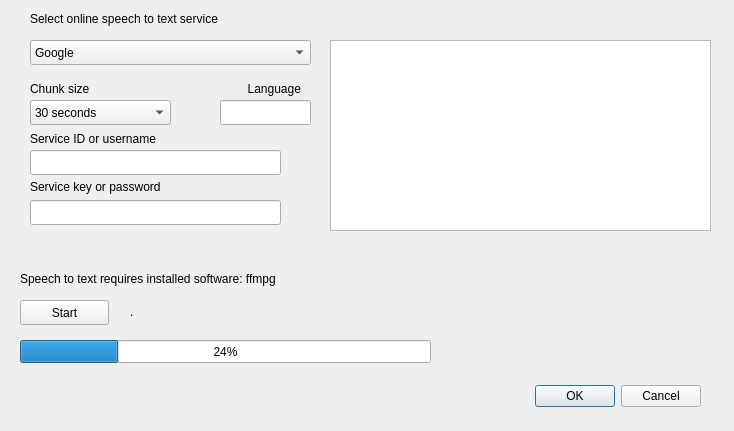
Old version of the form GUI_UIs/ui_speech_to_text.ui in the repository ccbogel/QualCoder.
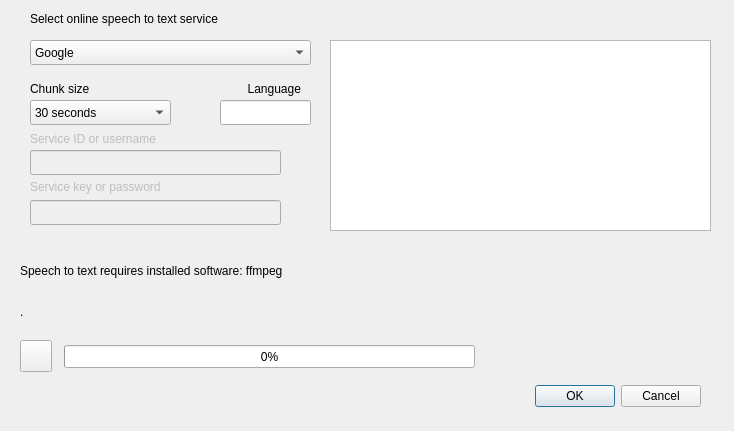
New version of the form.

The edit to the form file:
```diff
--- a/GUI_UIs/ui_speech_to_text.ui
+++ b/GUI_UIs/ui_speech_to_text.ui
@@ -10,6 +10,18 @@
     <height>431</height>
    </rect>
   </property>
+  <property name="minimumSize">
+   <size>
+    <width>734</width>
+    <height>431</height>
+   </size>
+  </property>
+  <property name="maximumSize">
+   <size>
+    <width>734</width>
+    <height>431</height>
+   </size>
+  </property>
   <property name="windowTitle">
    <string>Speech to text</string>
   </property>
@@ -86,13 +98,13 @@
    <property name="geometry">
     <rect>
      <x>20</x>
-     <y>270</y>
+     <y>260</y>
      <width>571</width>
-     <height>17</height>
+     <height>22</height>
     </rect>
    </property>
    <property name="text">
-    <string>Speech to text requires installed software: ffmpg</string>
+    <string>Speech to text requires installed software: ffmpeg</string>
    </property>
   </widget>
   <widget class="QTextEdit" name="textEdit_notes">
@@ -157,6 +169,9 @@
    </property>
   </widget>
   <widget class="QLabel" name="label_id">
+   <property name="enabled">
+    <bool>false</bool>
+   </property>
    <property name="geometry">
     <rect>
      <x>30</x>
@@ -170,6 +185,9 @@
    </property>
   </widget>
   <widget class="QLineEdit" name="lineEdit_id">
+   <property name="enabled">
+    <bool>false</bool>
+   </property>
    <property name="geometry">
     <rect>
      <x>30</x>
@@ -180,6 +198,9 @@
    </property>
   </widget>
   <widget class="QLabel" name="label_key">
+   <property name="enabled">
+    <bool>false</bool>
+   </property>
    <property name="geometry">
     <rect>
      <x>30</x>
@@ -193,6 +214,9 @@
    </property>
   </widget>
   <widget class="QLineEdit" name="lineEdit_key">
+   <property name="enabled">
+    <bool>false</bool>
+   </property>
    <property name="geometry">
     <rect>
      <x>30</x>
@@ -205,27 +229,30 @@
   <widget class="QProgressBar" name="progressBar">
    <property name="geometry">
     <rect>
-     <x>20</x>
-     <y>340</y>
+     <x>64</x>
+     <y>345</y>
      <width>411</width>
      <height>23</height>
     </rect>
    </property>
    <property name="value">
-    <number>24</number>
+    <number>0</number>
    </property>
   </widget>
   <widget class="QPushButton" name="pushButton_start">
    <property name="geometry">
     <rect>
      <x>20</x>
-     <y>300</y>
-     <width>89</width>
-     <height>25</height>
+     <y>340</y>
+     <width>32</width>
+     <height>32</height>
     </rect>
    </property>
+   <property name="toolTip">
+    <string>Start speech to text conversion</string>
+   </property>
    <property name="text">
-    <string>Start</string>
+    <string/>
    </property>
   </widget>
   <widget class="QLabel" name="label_2">
@@ -267,9 +294,9 @@
   <widget class="QLabel" name="label_process">
    <property name="geometry">
     <rect>
-     <x>130</x>
+     <x>20</x>
      <y>303</y>
-     <width>561</width>
+     <width>661</width>
      <height>17</height>
     </rect>
    </property>
```
